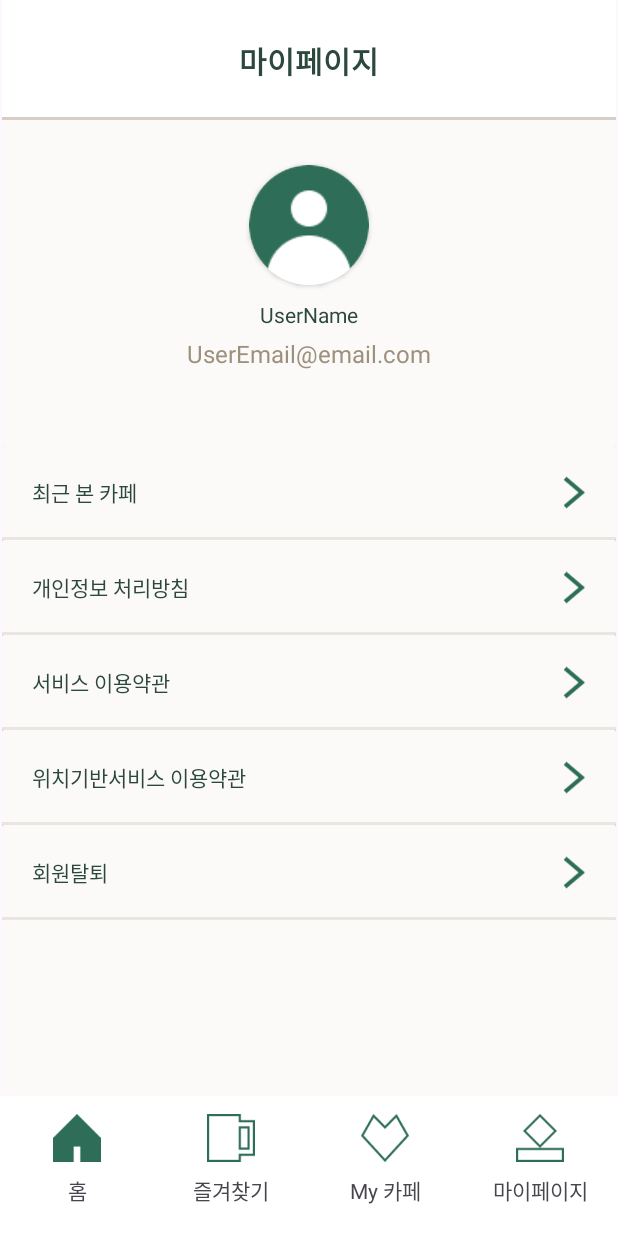
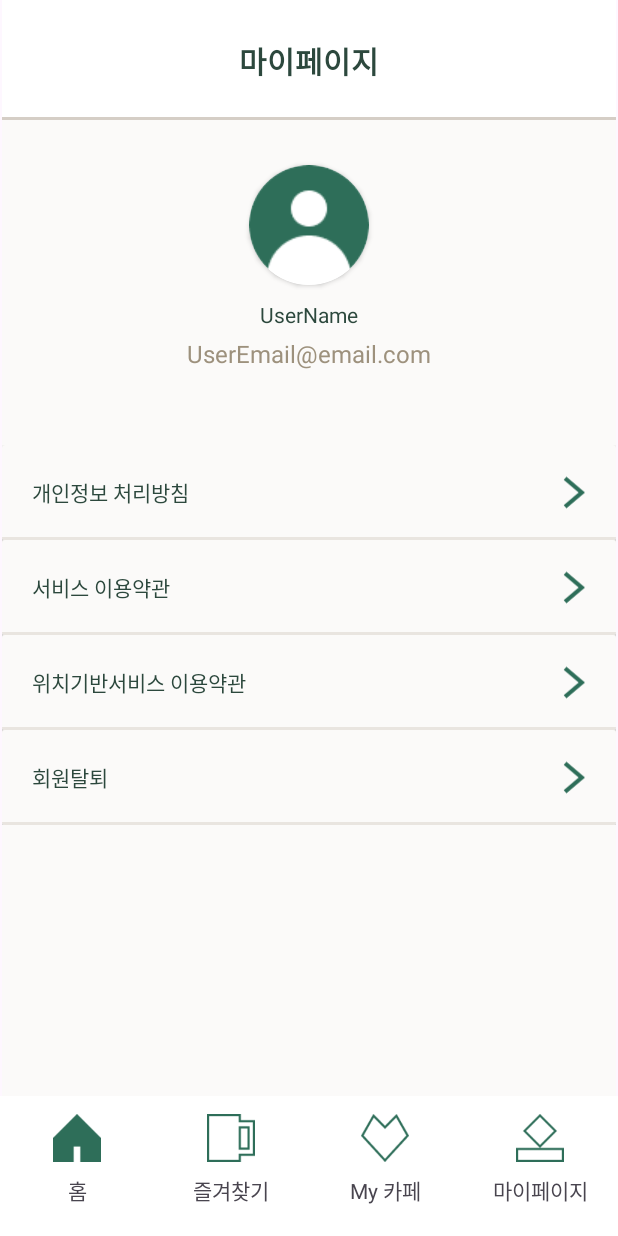
Before and after one commit to SKKUCapstone/Ca_stard_app, an Android app: the fragment MyPageFragment placed in its activity, on a phone screen of 412 x 824 dp. Run offline under Robolectric (Android 15) with nearby library versions, the phone set to English and light mode, and no system bars; our stand-ins replace FlexboxLayout; libraries missing offline, so code that uses them is left out: com.github.mikephil.charting, com.kakao.vectormap; 3 statements that could not run were skipped.

Commit message:
🎨 Feat: Remove 최근본 카페
removed 최근 본 카페 in my page

```diff
--- a/app/src/main/res/layout/fragment_my_page.xml
+++ b/app/src/main/res/layout/fragment_my_page.xml
@@ -96,28 +96,6 @@
             >
 
             <androidx.cardview.widget.CardView
-                android:id="@+id/recent_cafes"
-                android:layout_width="match_parent"
-                android:layout_height="63dp">
-
-                <TextView
-                    android:layout_width="match_parent"
-                    android:layout_height="match_parent"
-                    android:background="@drawable/mypagecard"
-                    android:gravity="center_vertical"
-                    android:paddingHorizontal="20dp"
-                    android:text="최근 본 카페"
-                    android:textColor="#2C483D" />
-
-                <ImageView
-                    android:layout_width="15dp"
-                    android:layout_height="match_parent"
-                    android:layout_gravity="end"
-                    android:layout_marginHorizontal="20dp"
-                    android:src="@drawable/arrow" />
-            </androidx.cardview.widget.CardView>
-
-            <androidx.cardview.widget.CardView
                 android:id="@+id/personal_info_agreement"
                 android:layout_width="match_parent"
                 android:layout_height="63dp">
```
